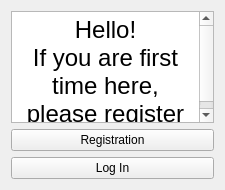
Before: the Qt Designer form src/interface/welcWindow.ui in OgurtsovAndrei/Messenger-project, drawn with Qt 5.
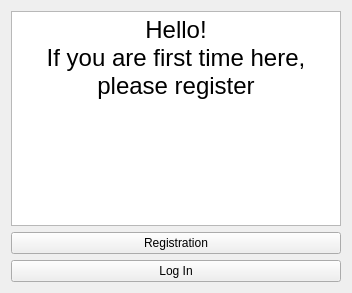
After: the same form once the commit is applied.

What changed in the file:
```diff
--- a/src/interface/welcWindow.ui
+++ b/src/interface/welcWindow.ui
@@ -6,8 +6,8 @@
    <rect>
     <x>0</x>
     <y>0</y>
-    <width>225</width>
-    <height>190</height>
+    <width>352</width>
+    <height>293</height>
    </rect>
   </property>
   <property name="minimumSize">
```
